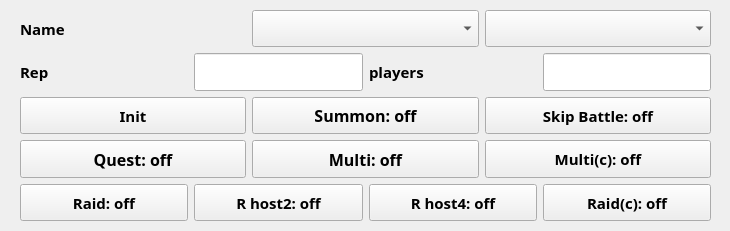
First picture: the form in ffbe_widget.ui, repository HyuntaMansei/ffbe, before the edit.
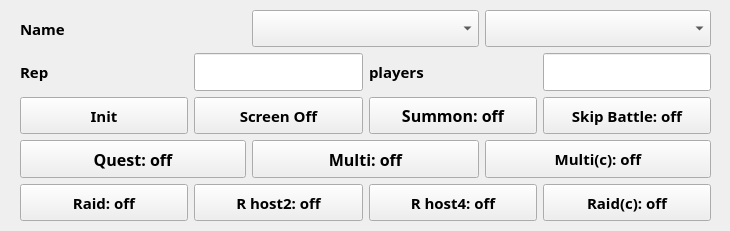
Second picture: the form after the edit.

What changed in the file:
```diff
--- a/ffbe_widget.ui
+++ b/ffbe_widget.ui
@@ -264,6 +264,27 @@
         </property>
        </widget>
       </item>
+      <item>
+       <widget class="QPushButton" name="pb_sc_off">
+        <property name="sizePolicy">
+         <sizepolicy hsizetype="Expanding" vsizetype="Expanding">
+          <horstretch>0</horstretch>
+          <verstretch>0</verstretch>
+         </sizepolicy>
+        </property>
+        <property name="font">
+         <font>
+          <family>새굴림</family>
+          <pointsize>11</pointsize>
+          <weight>75</weight>
+          <bold>true</bold>
+         </font>
+        </property>
+        <property name="text">
+         <string>Screen Off</string>
+        </property>
+       </widget>
+      </item>
       <item>
        <widget class="QPushButton" name="pb_summon">
         <property name="sizePolicy">
```
